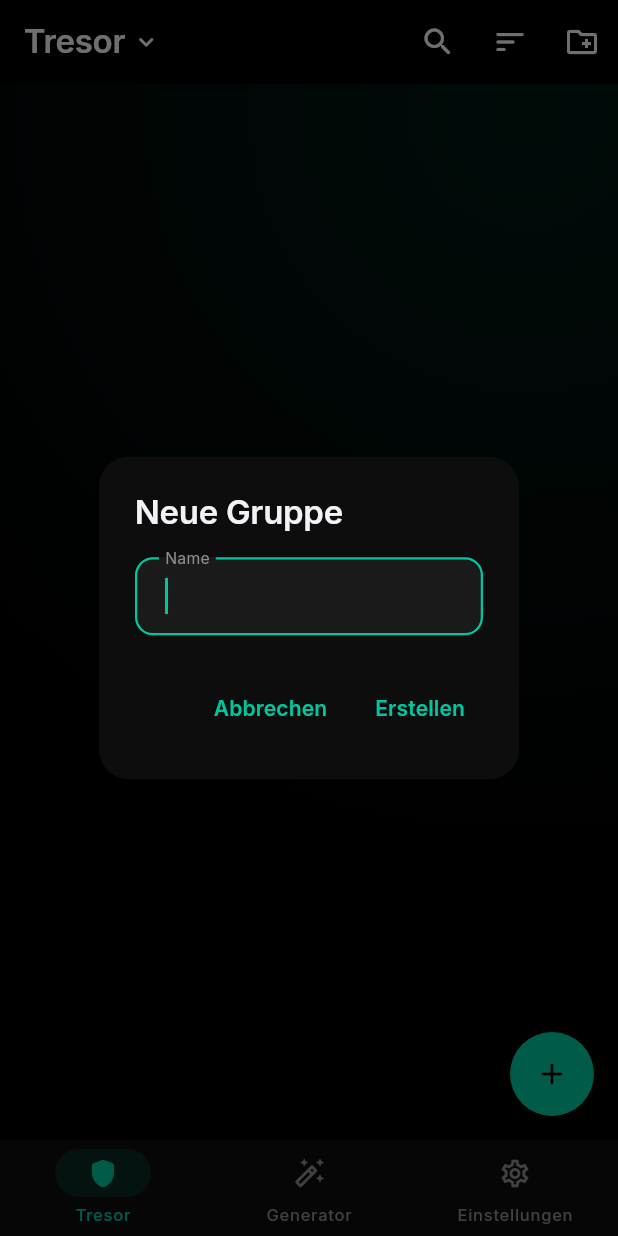
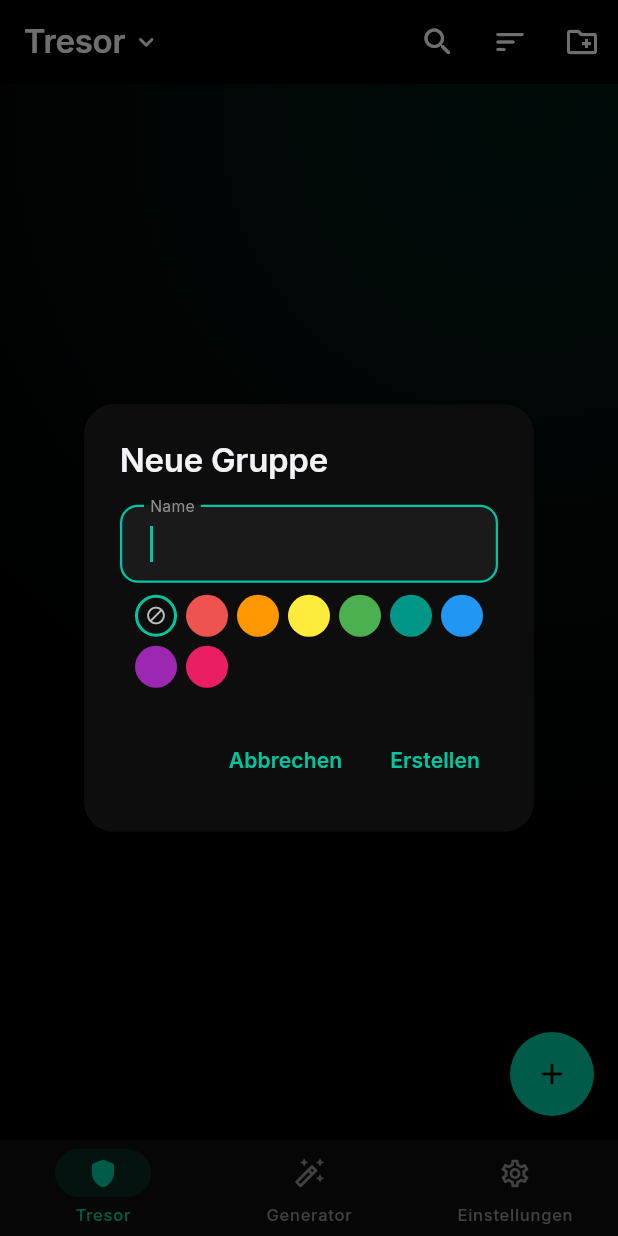
Before and after one commit to williklassner-ui/K-Passwort, a Flutter app: the VaultHomeScreen screen opened by its route, after a tap on the "create new folder" icon, on a phone screen of 412 x 824 dp. Run offline on Flutter 3.47's test engine with Material 3 defaults, Android fonts, the phone set to English and light mode, and no system bars; drawn by our look-alikes of flutter_animate; our stand-ins replace cached_network_image, flutter_riverpod, flutter_secure_storage, freezed_annotation, go_router, image_picker and 2 more; missing offline and left inert: argon2_ffi_base, kdbx, pointycastle, zxcvbn; accounts and stored records are empty.

Commit message:
feat: #9 Tag- und Gruppen-Farben
* feat: Tag- und Gruppenfarben (#9)

Farben für Tags und Gruppen: 8 voreingestellte Farben wählbar.
- Neues ColorPickerRow-Widget (9 Felder: kein Tint + 8 Farben)
- TagColorsNotifier / GroupColorsNotifier in SharedPreferences gespeichert
- Farbauswahl in _editTag und _addTag (entry_edit_screen.dart)
- Farbauswahl in _showNewGroupDialog (vault_home_screen.dart)
- CircleAvatar-Indikator in Filter-Chips für Tags und Gruppen

* feat: Tag- und Gruppen-Farben (#9)

- Neuer `color_providers.dart` mit `TagColorsNotifier` und `GroupColorsNotifier`
  (SharedPreferences-Persistenz, 8 Preset-Farben)
- Neuer `ColorPickerRow`-Widget: 9 kreisförmige Farbfelder (kein Tint + 8 Farben)
- `_showNewGroupDialog`: StatefulBuilder + ColorPickerRow; Farbe wird nach
  Gruppenanlage per `groupColorsProvider` gespeichert
- Tag-Dialoge (`_editTag`, `_addTag`): ColorPickerRow darunter; bei Umbenennung
  wird die alte Farbe entfernt
- FilterChips in `VaultHomeScreen` zeigen `CircleAvatar` wenn Farbe gesetzt
  (Gruppen-Chips + Tag-Chips; Tag-Icon als Fallback wenn kein Tint)
- InputChips in `EntryEditScreen` zeigen ebenfalls `CircleAvatar` wenn Farbe gesetzt

Co-Authored-By: Claude Sonnet 4.6 <noreply@anthropic.com>
Claude-Session: https://claude.ai/code/session_01RUvnSRf3sJFZx6Fsc1MGvL

* feat: Tag- und Gruppen-Farben (#9) — ColorPickerRow + Providers + UI-Integration

* feat: Farb-Integration in vault_home_screen + entry_edit_screen

* feat: Farbunterstützung in entry_edit_screen — Tag-Dialoge + InputChips

---------

Co-authored-by: Claude <noreply@anthropic.com>

```diff
--- a/lib/features/vault/presentation/screens/vault_home_screen.dart
+++ b/lib/features/vault/presentation/screens/vault_home_screen.dart
@@ -7,7 +7,9 @@ import 'package:k_passwort/core/constants/route_constants.dart';
 import 'package:k_passwort/core/utils/vault_open_flow.dart';
 import 'package:k_passwort/data/models/vault_group.dart';
 import 'package:k_passwort/data/storage/saf_storage.dart';
+import 'package:k_passwort/features/vault/presentation/widgets/color_picker_row.dart';
 import 'package:k_passwort/features/vault/presentation/widgets/entry_card.dart';
+import 'package:k_passwort/features/vault/providers/color_providers.dart';
 import 'package:k_passwort/features/vault/providers/vault_list_provider.dart';
 import 'package:k_passwort/features/vault/providers/vault_provider.dart';
 import 'package:k_passwort/ui/theme/color_scheme.dart';
@@ -213,14 +215,26 @@ class _VaultHomeScreenState extends ConsumerState<VaultHomeScreen> {
 
   Future<void> _showNewGroupDialog() async {
     final nameCtrl = TextEditingController();
+    int colorValue = 0;
     final confirmed = await showDialog<bool>(
       context: context,
-      builder: (ctx) => AlertDialog(
+      builder: (ctx) => StatefulBuilder(
+        builder: (ctx, setDlgState) => AlertDialog(
           title: const Text('Neue Gruppe'),
-        content: TextField(
+          content: Column(
+            mainAxisSize: MainAxisSize.min,
+            children: [
+              TextField(
                 controller: nameCtrl,
                 decoration: const InputDecoration(labelText: 'Name'),
                 autofocus: true,
+              ),
+              const SizedBox(height: 8),
+              ColorPickerRow(
+                selected: colorValue,
+                onChanged: (c) => setDlgState(() => colorValue = c),
+              ),
+            ],
           ),
           actions: [
             TextButton(
@@ -233,14 +247,16 @@ class _VaultHomeScreenState extends ConsumerState<VaultHomeScreen> {
             ),
           ],
         ),
+      ),
     );
     if (confirmed == true && nameCtrl.text.isNotEmpty && mounted) {
       setState(() => _savingGroup = true);
       final repo = ref.read(vaultRepositoryProvider);
-      await repo.addGroup(VaultGroup(
-        id: const Uuid().v4(),
-        name: nameCtrl.text,
-      ));
+      final groupId = const Uuid().v4();
+      await repo.addGroup(VaultGroup(id: groupId, name: nameCtrl.text));
+      if (colorValue != 0) {
+        await ref.read(groupColorsProvider.notifier).setColor(groupId, colorValue);
+      }
       ref.read(vaultRevisionProvider.notifier).update((n) => n + 1);
       if (mounted) setState(() => _savingGroup = false);
     }
@@ -401,6 +417,8 @@ class _VaultHomeScreenState extends ConsumerState<VaultHomeScreen> {
     final selectionMode = ref.watch(selectionModeProvider);
     final selectedIds = ref.watch(selectedEntryIdsProvider);
     final vaultName = ref.watch(currentVaultNameProvider);
+    final tagColors = ref.watch(tagColorsProvider);
+    final groupColors = ref.watch(groupColorsProvider);
 
     final hasFilters = allTags.isNotEmpty || groups.isNotEmpty || favoritesOnly;
 
@@ -531,14 +549,23 @@ class _VaultHomeScreenState extends ConsumerState<VaultHomeScreen> {
                             onSelected: (_) =>
                                 ref.read(selectedGroupProvider.notifier).state = null,
                           ),
-                          ...groups.map((g) => FilterChip(
+                          ...groups.map((g) {
+                            final groupColor = groupColors[g.id] ?? 0;
+                            return FilterChip(
+                              avatar: groupColor != 0
+                                  ? CircleAvatar(
+                                      backgroundColor: Color(groupColor),
+                                      radius: 6,
+                                    )
+                                  : null,
                               label: Text(g.name),
                               selected: selectedGroup == g.id,
                               onSelected: (_) {
                                 ref.read(selectedGroupProvider.notifier).state =
                                     selectedGroup == g.id ? null : g.id;
                               },
-                              )),
+                            );
+                          }),
                         ],
                       ),
                     ),
@@ -554,8 +581,14 @@ class _VaultHomeScreenState extends ConsumerState<VaultHomeScreen> {
                         runSpacing: 4,
                         children: allTags.map((tag) {
                           final isSelected = selectedTags.contains(tag.name);
+                          final tagColor = tagColors[tag.name] ?? 0;
                           return FilterChip(
-                            avatar: tag.iconCode != 0
+                            avatar: tagColor != 0
+                                ? CircleAvatar(
+                                    backgroundColor: Color(tagColor),
+                                    radius: 6,
+                                  )
+                                : tag.iconCode != 0
                                     ? Icon(
                                         IconData(tag.iconCode, fontFamily: 'MaterialIcons'),
                                         size: 14,
--- /dev/null
+++ b/lib/features/vault/presentation/widgets/color_picker_row.dart
@@ -0,0 +1,60 @@
+import 'package:flutter/material.dart';
+import 'package:k_passwort/features/vault/providers/color_providers.dart';
+
+class ColorPickerRow extends StatelessWidget {
+  const ColorPickerRow({
+    super.key,
+    required this.selected,
+    required this.onChanged,
+  });
+
+  final int selected;
+  final ValueChanged<int> onChanged;
+
+  @override
+  Widget build(BuildContext context) {
+    final primary = Theme.of(context).colorScheme.primary;
+    return Wrap(
+      spacing: 6,
+      runSpacing: 6,
+      children: [
+        _swatch(
+          context,
+          color: 0,
+          primary: primary,
+          child: Icon(Icons.block_rounded, size: 14, color: Colors.grey.shade400),
+        ),
+        ...kPresetColors.map((c) => _swatch(context, color: c, primary: primary)),
+      ],
+    );
+  }
+
+  Widget _swatch(
+    BuildContext context, {
+    required int color,
+    required Color primary,
+    Widget? child,
+  }) {
+    final isSelected = selected == color;
+    return GestureDetector(
+      onTap: () => onChanged(color),
+      child: Container(
+        width: 28,
+        height: 28,
+        decoration: BoxDecoration(
+          shape: BoxShape.circle,
+          color: color == 0
+              ? Theme.of(context).colorScheme.surfaceVariant
+              : Color(color),
+          border: Border.all(
+            color: isSelected ? primary : Colors.transparent,
+            width: 2,
+          ),
+        ),
+        child: isSelected && child == null
+            ? const Icon(Icons.check_rounded, size: 14, color: Colors.white)
+            : child,
+      ),
+    );
+  }
+}
```
Also changed, not shown: lib/features/vault/presentation/screens/entry_edit_screen.dart (+34 -5 lines), lib/features/vault/providers/color_providers.dart (added, +91 -0 lines). Lines whose indentation alone changed are shown as unchanged.
